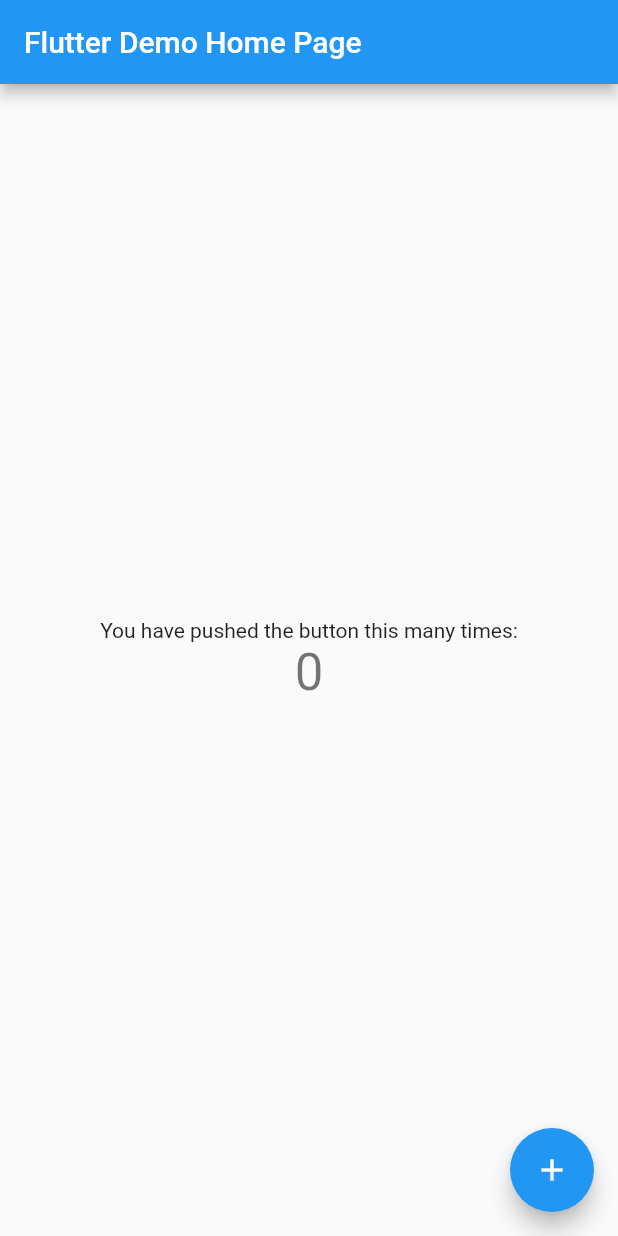
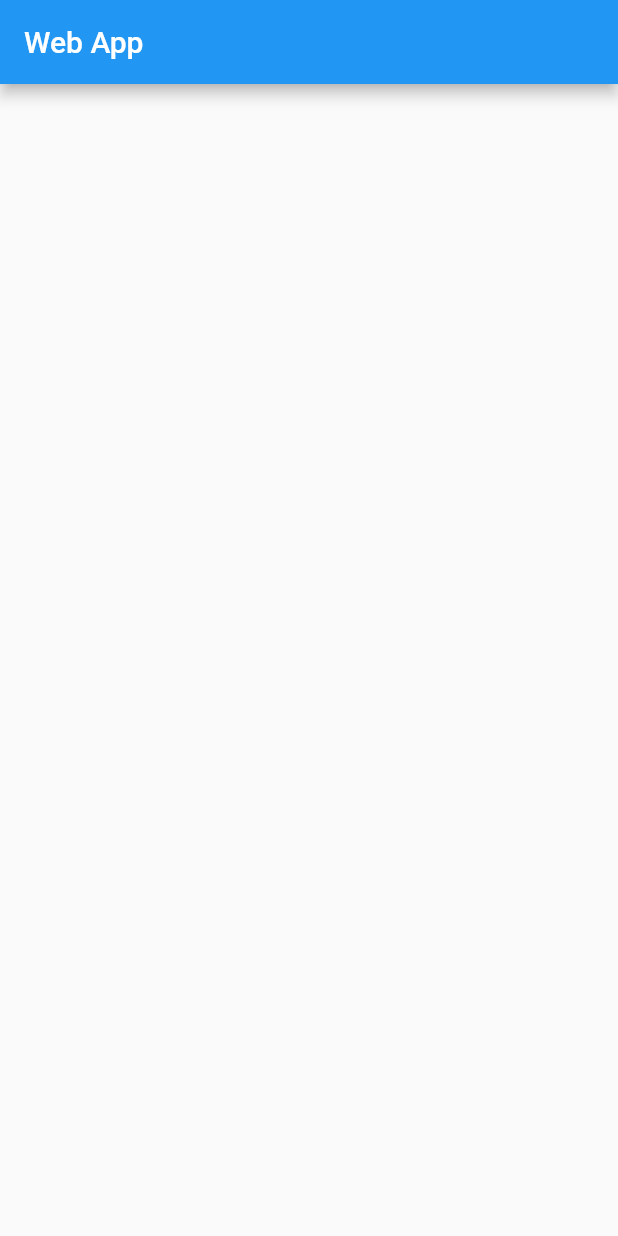
Before and after one commit to AgweBryan/flutter_web_app, a Flutter app: the screen it shows after launch, on a phone screen of 412 x 824 dp. Run offline on Flutter 3.47's test engine with Material 2 defaults, Android fonts, the phone set to English and light mode, and no system bars; our stand-ins replace get.

Commit message:
install packages

```diff
--- a/lib/main.dart
+++ b/lib/main.dart
@@ -1,115 +1,25 @@
 import 'package:flutter/material.dart';
+import 'package:get/get.dart';
 
 void main() {
-  runApp(const MyApp());
+  runApp(App());
 }
 
-class MyApp extends StatelessWidget {
-  const MyApp({Key? key}) : super(key: key);
+class App extends StatelessWidget {
+  const App({Key? key}) : super(key: key);
 
-  // This widget is the root of your application.
   @override
   Widget build(BuildContext context) {
-    return MaterialApp(
-      title: 'Flutter Demo',
-      theme: ThemeData(
-        // This is the theme of your application.
-        //
-        // Try running your application with "flutter run". You'll see the
-        // application has a blue toolbar. Then, without quitting the app, try
-        // changing the primarySwatch below to Colors.green and then invoke
-        // "hot reload" (press "r" in the console where you ran "flutter run",
-        // or simply save your changes to "hot reload" in a Flutter IDE).
-        // Notice that the counter didn't reset back to zero; the application
-        // is not restarted.
-        primarySwatch: Colors.blue,
+    return GetMaterialApp(
+      title: 'Flutter Web App',
+      debugShowCheckedModeBanner: false,
+      home: Scaffold(
+        appBar: AppBar(
+          title: Text(
+            'Web App',
+          ),
+        ),
       ),
-      home: const MyHomePage(title: 'Flutter Demo Home Page'),
     );
   }
 }
-
-class MyHomePage extends StatefulWidget {
-  const MyHomePage({Key? key, required this.title}) : super(key: key);
-
-  // This widget is the home page of your application. It is stateful, meaning
-  // that it has a State object (defined below) that contains fields that affect
-  // how it looks.
-
-  // This class is the configuration for the state. It holds the values (in this
-  // case the title) provided by the parent (in this case the App widget) and
-  // used by the build method of the State. Fields in a Widget subclass are
-  // always marked "final".
-
-  final String title;
-
-  @override
-  State<MyHomePage> createState() => _MyHomePageState();
-}
-
-class _MyHomePageState extends State<MyHomePage> {
-  int _counter = 0;
-
-  void _incrementCounter() {
-    setState(() {
-      // This call to setState tells the Flutter framework that something has
-      // changed in this State, which causes it to rerun the build method below
-      // so that the display can reflect the updated values. If we changed
-      // _counter without calling setState(), then the build method would not be
-      // called again, and so nothing would appear to happen.
-      _counter++;
-    });
-  }
-
-  @override
-  Widget build(BuildContext context) {
-    // This method is rerun every time setState is called, for instance as done
-    // by the _incrementCounter method above.
-    //
-    // The Flutter framework has been optimized to make rerunning build methods
-    // fast, so that you can just rebuild anything that needs updating rather
-    // than having to individually change instances of widgets.
-    return Scaffold(
-      appBar: AppBar(
-        // Here we take the value from the MyHomePage object that was created by
-        // the App.build method, and use it to set our appbar title.
-        title: Text(widget.title),
-      ),
-      body: Center(
-        // Center is a layout widget. It takes a single child and positions it
-        // in the middle of the parent.
-        child: Column(
-          // Column is also a layout widget. It takes a list of children and
-          // arranges them vertically. By default, it sizes itself to fit its
-          // children horizontally, and tries to be as tall as its parent.
-          //
-          // Invoke "debug painting" (press "p" in the console, choose the
-          // "Toggle Debug Paint" action from the Flutter Inspector in Android
-          // Studio, or the "Toggle Debug Paint" command in Visual Studio Code)
-          // to see the wireframe for each widget.
-          //
-          // Column has various properties to control how it sizes itself and
-          // how it positions its children. Here we use mainAxisAlignment to
-          // center the children vertically; the main axis here is the vertical
-          // axis because Columns are vertical (the cross axis would be
-          // horizontal).
-          mainAxisAlignment: MainAxisAlignment.center,
-          children: <Widget>[
-            const Text(
-              'You have pushed the button this many times:',
-            ),
-            Text(
-              '$_counter',
-              style: Theme.of(context).textTheme.headline4,
-            ),
-          ],
-        ),
-      ),
-      floatingActionButton: FloatingActionButton(
-        onPressed: _incrementCounter,
-        tooltip: 'Increment',
-        child: const Icon(Icons.add),
-      ), // This trailing comma makes auto-formatting nicer for build methods.
-    );
-  }
-}
```
Also changed, not shown: pubspec.yaml (+8 -0 lines), pubspec.lock, 1 other file.
